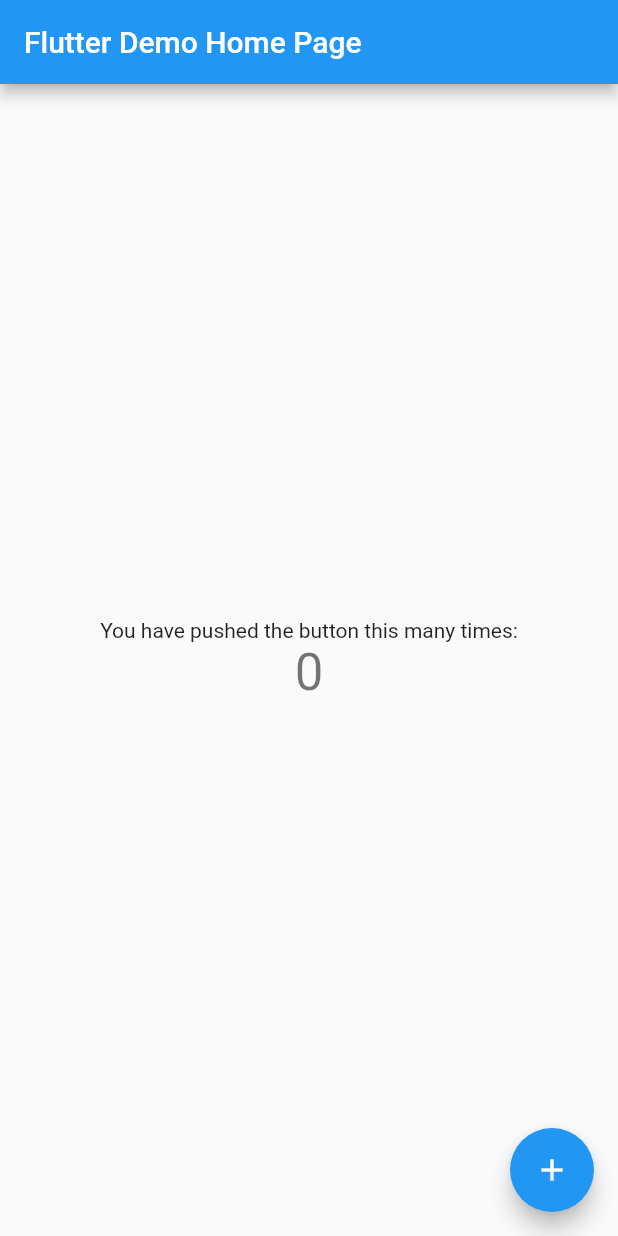
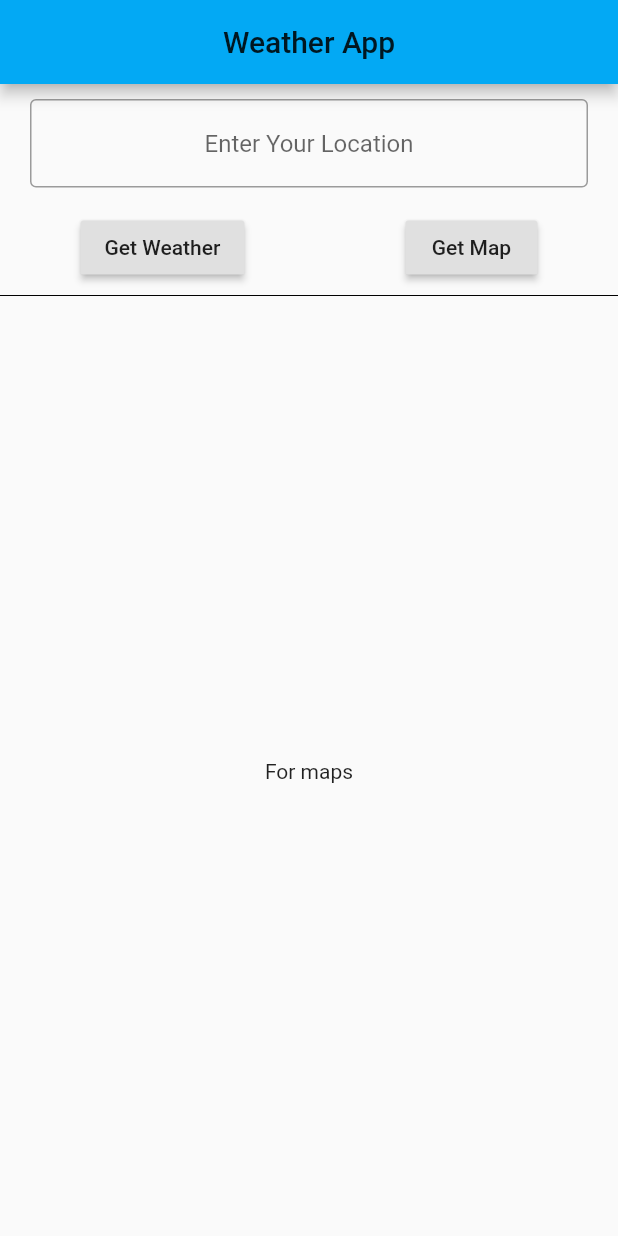
Before and after one commit to vngarg/Weather-App, a Flutter app: the screen it shows after launch, on a phone screen of 412 x 824 dp. Run offline on Flutter 3.47's test engine with Material 2 defaults, Android fonts, the phone set to English and light mode, and no system bars.

Commit message:
Added Home Page UI

```diff
--- /dev/null
+++ b/lib/Backend/Geocode.dart
@@ -0,0 +1,49 @@
+import 'dart:convert';
+
+import 'package:flutter/material.dart';
+import 'package:http/http.dart' as http;
+
+void main() => runApp(VirtualLocation());
+
+class VirtualLocation extends StatelessWidget {
+  @override
+  Widget build(BuildContext context) {
+    return Scaffold(
+      appBar: AppBar(
+        title: Center(
+          child: Text('Your Climate')
+        ),
+      ),
+      body: Geocode(),
+    );
+  }
+}
+
+class Geocode extends StatefulWidget {
+  @override
+  _GeocodeState createState() => _GeocodeState();
+}
+
+class _GeocodeState extends State<Geocode> {
+  String url = 'https://api.mapbox.com/geocoding/v5/mapbox.places/NewYork.json?access_token=';
+
+
+  Future<http.Response> makeRequest() async {
+    print('Going....');
+    final apiCall = await http.get(url);
+    final response = jsonDecode(apiCall.body);
+
+    print('Done');
+    print(response);
+    print("HELLO WORLD..........");
+  }
+
+  @override
+  Widget build(BuildContext context) {
+    return Container(
+      child: RaisedButton(
+        onPressed: makeRequest,
+      )
+    );
+  }
+}
--- /dev/null
+++ b/lib/UI/HomeScreen.dart
@@ -0,0 +1,51 @@
+import 'package:flutter/material.dart';
+import 'package:weathe_app/Widgets/Button.dart';
+import 'package:weathe_app/Widgets/TextField.dart';
+
+class MyApp extends StatelessWidget {
+  @override
+  Widget build(BuildContext context) {
+    return Scaffold(
+      appBar: AppBar(
+        title: Center(
+          child: Text('Weather App')
+        ),
+      ),
+      body: HomeScreen(),
+    );
+  }
+}
+
+class HomeScreen extends StatelessWidget {
+  @override
+  Widget build(BuildContext context) {
+    return Container(
+      child: Column(
+        children: <Widget>[
+          TextFields(hintText: 'Enter Your Location'),
+          Container(
+              height: 16.0,
+            ),
+          Row(
+            mainAxisAlignment: MainAxisAlignment.spaceAround,
+            children: <Widget>[
+              Buttons(data: 'Get Weather'),
+              Buttons(data: 'Get Map'),
+            ],
+          ),
+          Container(
+            height: 16.0,
+            child: Divider(
+              color: Colors.black,
+            ),
+          ),
+          Expanded(
+            child: Center(
+              child: Text('For maps')
+            ),
+          )
+        ],
+      ),
+    );
+  }
+}
--- /dev/null
+++ b/lib/Widgets/Button.dart
@@ -0,0 +1,24 @@
+import 'package:flutter/material.dart';
+import 'package:weathe_app/Backend/Geocode.dart';
+
+class Buttons extends StatelessWidget {
+  final String data;
+  Buttons({Key key, this.data}) : super(key: key);
+
+  @override
+  Widget build(BuildContext context) {
+    return Container(
+      child: RaisedButton(
+        child: Text(data),
+        onPressed: () {
+          data == 'Get Map'
+              ? print('data')
+              : Navigator.push(
+                  context,
+                  MaterialPageRoute(builder: (context) => VirtualLocation()),
+                );
+        },
+      ),
+    );
+  }
+}
--- /dev/null
+++ b/lib/Widgets/TextField.dart
@@ -0,0 +1,24 @@
+import 'package:flutter/material.dart';
+
+class TextFields extends StatelessWidget {
+
+  var location;
+  final String hintText;
+  TextFields({ Key key , this.hintText }): super(key: key);
+
+  @override
+  Widget build(BuildContext context) {
+    return Container(
+      padding: EdgeInsets.only(left: 20.0 , right: 20.0 , top: 10.0),
+      child: TextFormField(
+        controller: location,
+        decoration: InputDecoration(
+          border: OutlineInputBorder(),
+          hintText: hintText,
+        ),
+        textAlign: TextAlign.center,
+
+      ),
+    );
+  }
+}
--- a/lib/main.dart
+++ b/lib/main.dart
@@ -1,111 +1,18 @@
 import 'package:flutter/material.dart';
+import 'package:weathe_app/UI/HomeScreen.dart';
 
-void main() => runApp(MyApp());
+void main() => runApp(WeatherApp());
 
-class MyApp extends StatelessWidget {
-  // This widget is the root of your application.
+class WeatherApp extends StatelessWidget {
   @override
   Widget build(BuildContext context) {
     return MaterialApp(
-      title: 'Flutter Demo',
+      debugShowCheckedModeBanner: false,
+      title: 'Weather App',
       theme: ThemeData(
-        // This is the theme of your application.
-        //
-        // Try running your application with "flutter run". You'll see the
-        // application has a blue toolbar. Then, without quitting the app, try
-        // changing the primarySwatch below to Colors.green and then invoke
-        // "hot reload" (press "r" in the console where you ran "flutter run",
-        // or simply save your changes to "hot reload" in a Flutter IDE).
-        // Notice that the counter didn't reset back to zero; the application
-        // is not restarted.
-        primarySwatch: Colors.blue,
+        primarySwatch: Colors.lightBlue
       ),
-      home: MyHomePage(title: 'Flutter Demo Home Page'),
+      home: MyApp()
     );
   }
 }
-
-class MyHomePage extends StatefulWidget {
-  MyHomePage({Key key, this.title}) : super(key: key);
-
-  // This widget is the home page of your application. It is stateful, meaning
-  // that it has a State object (defined below) that contains fields that affect
-  // how it looks.
-
-  // This class is the configuration for the state. It holds the values (in this
-  // case the title) provided by the parent (in this case the App widget) and
-  // used by the build method of the State. Fields in a Widget subclass are
-  // always marked "final".
-
-  final String title;
-
-  @override
-  _MyHomePageState createState() => _MyHomePageState();
-}
-
-class _MyHomePageState extends State<MyHomePage> {
-  int _counter = 0;
-
-  void _incrementCounter() {
-    setState(() {
-      // This call to setState tells the Flutter framework that something has
-      // changed in this State, which causes it to rerun the build method below
-      // so that the display can reflect the updated values. If we changed
-      // _counter without calling setState(), then the build method would not be
-      // called again, and so nothing would appear to happen.
-      _counter++;
-    });
-  }
-
-  @override
-  Widget build(BuildContext context) {
-    // This method is rerun every time setState is called, for instance as done
-    // by the _incrementCounter method above.
-    //
-    // The Flutter framework has been optimized to make rerunning build methods
-    // fast, so that you can just rebuild anything that needs updating rather
-    // than having to individually change instances of widgets.
-    return Scaffold(
-      appBar: AppBar(
-        // Here we take the value from the MyHomePage object that was created by
-        // the App.build method, and use it to set our appbar title.
-        title: Text(widget.title),
-      ),
-      body: Center(
-        // Center is a layout widget. It takes a single child and positions it
-        // in the middle of the parent.
-        child: Column(
-          // Column is also a layout widget. It takes a list of children and
-          // arranges them vertically. By default, it sizes itself to fit its
-          // children horizontally, and tries to be as tall as its parent.
-          //
-          // Invoke "debug painting" (press "p" in the console, choose the
-          // "Toggle Debug Paint" action from the Flutter Inspector in Android
-          // Studio, or the "Toggle Debug Paint" command in Visual Studio Code)
-          // to see the wireframe for each widget.
-          //
-          // Column has various properties to control how it sizes itself and
-          // how it positions its children. Here we use mainAxisAlignment to
-          // center the children vertically; the main axis here is the vertical
-          // axis because Columns are vertical (the cross axis would be
-          // horizontal).
-          mainAxisAlignment: MainAxisAlignment.center,
-          children: <Widget>[
-            Text(
-              'You have pushed the button this many times:',
-            ),
-            Text(
-              '$_counter',
-              style: Theme.of(context).textTheme.display1,
-            ),
-          ],
-        ),
-      ),
-      floatingActionButton: FloatingActionButton(
-        onPressed: _incrementCounter,
-        tooltip: 'Increment',
-        child: Icon(Icons.add),
-      ), // This trailing comma makes auto-formatting nicer for build methods.
-    );
-  }
-}
--- a/pubspec.yaml
+++ b/pubspec.yaml
@@ -23,6 +23,7 @@ dependencies:
   # The following adds the Cupertino Icons font to your application.
   # Use with the CupertinoIcons class for iOS style icons.
   cupertino_icons: ^0.1.2
+  http: ^0.12.0+4
 
 dev_dependencies:
   flutter_test:
```
Also changed, not shown: pubspec.lock.
